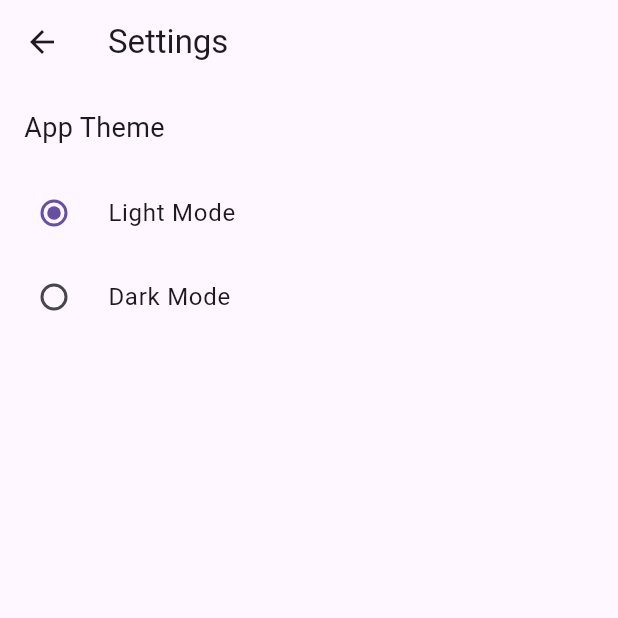
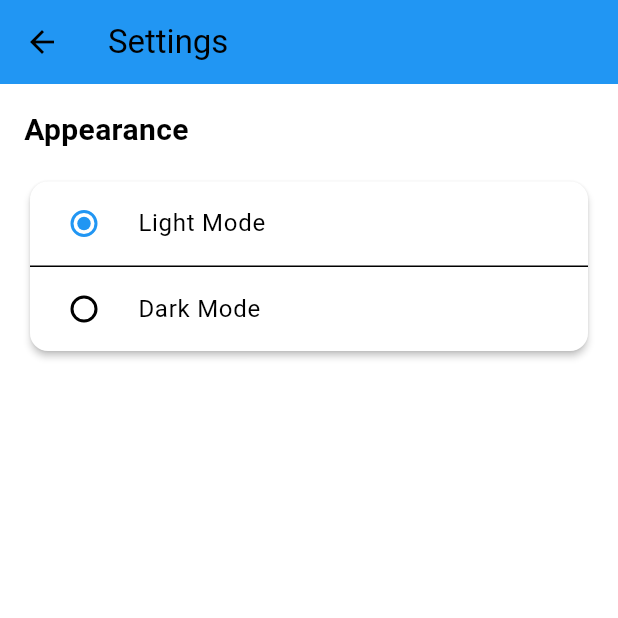
Before and after one commit to AbrahamKiplagat/flutter_testing, a Flutter app: the screen it shows after launch, after a tap on the "settings" icon, on a phone screen of 412 x 824 dp, the top half of it. Run offline on Flutter 3.47's test engine with Material 3 defaults, Android fonts, the light colour scheme and no system bars.

Commit message:
update the backround when color is selected

```diff
--- a/lib/main.dart
+++ b/lib/main.dart
@@ -1,12 +1,14 @@
 import 'package:flutter/material.dart';
-import 'screens/todoThemeState/todo_list.dart';
-import 'package:testing/themes/settings_screen.dart';       // Add this import
+import 'package:testing/screens/todoThemeState/todo_list.dart';
+import 'package:testing/themes/settings_screen.dart';
+import 'package:testing/themes/custom_theme.dart';
 
 void main() => runApp(const MyApp());
 
 class MyApp extends StatelessWidget {
-  static final themeNotifier = ValueNotifier<ThemeMode>(ThemeMode.light);
-  static final customThemeNotifier = ValueNotifier<CustomThemeMode>(CustomThemeMode.light);
+  static final ValueNotifier<ThemeMode> themeNotifier = ValueNotifier(ThemeMode.light);
+  static final ValueNotifier<CustomThemeMode> customThemeNotifier = ValueNotifier(CustomThemeMode.light);
+
   const MyApp({super.key});
 
   @override
@@ -16,15 +18,26 @@ class MyApp extends StatelessWidget {
       builder: (context, themeMode, child) {
         return MaterialApp(
           debugShowCheckedModeBanner: false,
-          theme: ThemeData.light(),
-          darkTheme: ThemeData.dark(),
+          theme: ThemeData.light().copyWith(
+            colorScheme: ColorScheme.light(
+              primary: Colors.blue,
+              secondary: Colors.lightBlue,
+            ),
+          ),
+          darkTheme: ThemeData.dark().copyWith(
+            colorScheme: ColorScheme.dark(
+              primary: Colors.lightBlueAccent,
+              secondary: Colors.blueAccent,
+            ),
+            scaffoldBackgroundColor: Colors.grey[900],
+          ),
           themeMode: themeMode,
           initialRoute: '/',
           routes: {
             '/': (context) => const TodoList(),
             '/todo': (context) => const TodoList(initialTab: 0),
             '/notes': (context) => const TodoList(initialTab: 1),
-            '/settings': (context) => const SettingsScreen(),  // Add settings route
+            '/settings': (context) => const SettingsScreen(),
           },
         );
       },
--- a/lib/screens/todoThemeState/todo_list.dart
+++ b/lib/screens/todoThemeState/todo_list.dart
@@ -2,8 +2,8 @@ import 'package:flutter/material.dart';
 import 'package:testing/widgets/bottom_nav.dart';
 import '../todoPriority/todo_screen.dart';
 import '../notes/notes_screen.dart';
-
-enum CustomThemeMode { light, dark }
+import 'package:testing/themes/custom_theme.dart';
+import 'package:testing/main.dart';
 
 class TodoList extends StatefulWidget {
   final int initialTab;
@@ -15,18 +15,10 @@ class TodoList extends StatefulWidget {
 
 class _TodoListState extends State<TodoList> {
   late int _selectedIndex;
-  CustomThemeMode selectedTheme = CustomThemeMode.light;
 
-  // Add this list
   final List<String> appBarTitles = [
     'To-Do List',
     'Notes',
-
-  ];
-
-  final List<Map<String, dynamic>> themes = [
-    {'name': 'Light Mode', 'mode': CustomThemeMode.light},
-    {'name': 'Dark Mode', 'mode': CustomThemeMode.dark},
   ];
 
   final List<Widget> _screens = [
@@ -48,9 +40,16 @@ class _TodoListState extends State<TodoList> {
 
   @override
   Widget build(BuildContext context) {
+    return ValueListenableBuilder<CustomThemeMode>(
+      valueListenable: MyApp.customThemeNotifier,
+      builder: (context, themeMode, _) {
+        final isDark = themeMode == CustomThemeMode.dark;
+
         return Scaffold(
           appBar: AppBar(
             title: Text(appBarTitles[_selectedIndex]),
+            backgroundColor: isDark ? Colors.grey[900] ?? Colors.black : Colors.blue,
+            foregroundColor: Colors.white,
             actions: [
               IconButton(
                 icon: const Icon(Icons.settings),
@@ -59,15 +58,17 @@ class _TodoListState extends State<TodoList> {
             ],
           ),
           body: Container(
+            color: isDark ? Colors.grey[850] ?? Colors.black : Colors.white,
             child: _screens[_selectedIndex],
           ),
           bottomNavigationBar: BottomNav(
             currentIndex: _selectedIndex,
             onTap: _onItemTapped,
-        // Optional customization:
-        // selectedColor: Colors.red,
-        // unselectedColor: Colors.grey.shade600,
+            selectedColor: isDark ? Colors.lightBlueAccent : Colors.blueAccent,
+            unselectedColor: isDark ? Colors.grey[400] ?? Colors.grey : Colors.grey[600] ?? Colors.grey,
           ),
+        );
+      },
     );
   }
 }
--- a/lib/themes/settings_screen.dart
+++ b/lib/themes/settings_screen.dart
@@ -1,47 +1,63 @@
 import 'package:flutter/material.dart';
-import 'package:testing/screens/todoThemeState/todo_list.dart';
-// import 'package:testing/theme/custom_theme.dart';
 import 'package:testing/main.dart';
+import 'package:testing/themes/custom_theme.dart';
 
 class SettingsScreen extends StatelessWidget {
   const SettingsScreen({super.key});
 
   @override
   Widget build(BuildContext context) {
-    return Scaffold(
-      appBar: AppBar(title: const Text('Settings')),
-      body: ValueListenableBuilder<CustomThemeMode>(
+    return ValueListenableBuilder<CustomThemeMode>(
       valueListenable: MyApp.customThemeNotifier,
       builder: (context, currentMode, _) {
-          return ListView(
+        final isDark = currentMode == CustomThemeMode.dark;
+
+        return Scaffold(
+          appBar: AppBar(
+            title: const Text('Settings'),
+            backgroundColor: isDark ? Colors.grey[900] : Colors.blue,
+          ),
+          body: Container(
+            color: isDark ? Colors.grey[850] : Colors.white,
+            child: ListView(
+              padding: const EdgeInsets.all(16),
               children: [
-              const Padding(
-                padding: EdgeInsets.all(16.0),
-                child: Text('App Theme', style: TextStyle(fontSize: 18)),
+                Text(
+                  'Appearance',
+                  style: TextStyle(
+                    fontSize: 20,
+                    fontWeight: FontWeight.bold,
+                    color: isDark ? Colors.white : Colors.black,
                   ),
-              ..._buildThemeList(currentMode),
-            ],
-          );
-        },
                 ),
-    );
-  }
-
-  List<Widget> _buildThemeList(CustomThemeMode currentMode) {
-    return [
+                const SizedBox(height: 16),
+                Card(
+                  elevation: 2,
+                  color: isDark ? Colors.grey[800] : Colors.white,
+                  child: Column(
+                    children: [
                       RadioListTile<CustomThemeMode>(
                         title: const Text('Light Mode'),
                         value: CustomThemeMode.light,
                         groupValue: currentMode,
                         onChanged: _handleThemeChange,
                       ),
+                      const Divider(height: 1),
                       RadioListTile<CustomThemeMode>(
                         title: const Text('Dark Mode'),
                         value: CustomThemeMode.dark,
                         groupValue: currentMode,
                         onChanged: _handleThemeChange,
                       ),
-          ];
+                    ],
+                  ),
+                ),
+              ],
+            ),
+          ),
+        );
+      },
+    );
   }
 
   void _handleThemeChange(CustomThemeMode? value) {
```
Also changed, not shown: lib/screens/notes/notes_screen.dart (+44 -2 lines), lib/widgets/todo/todo_item.dart (+7 -4 lines). Lines whose indentation alone changed are shown as unchanged.
